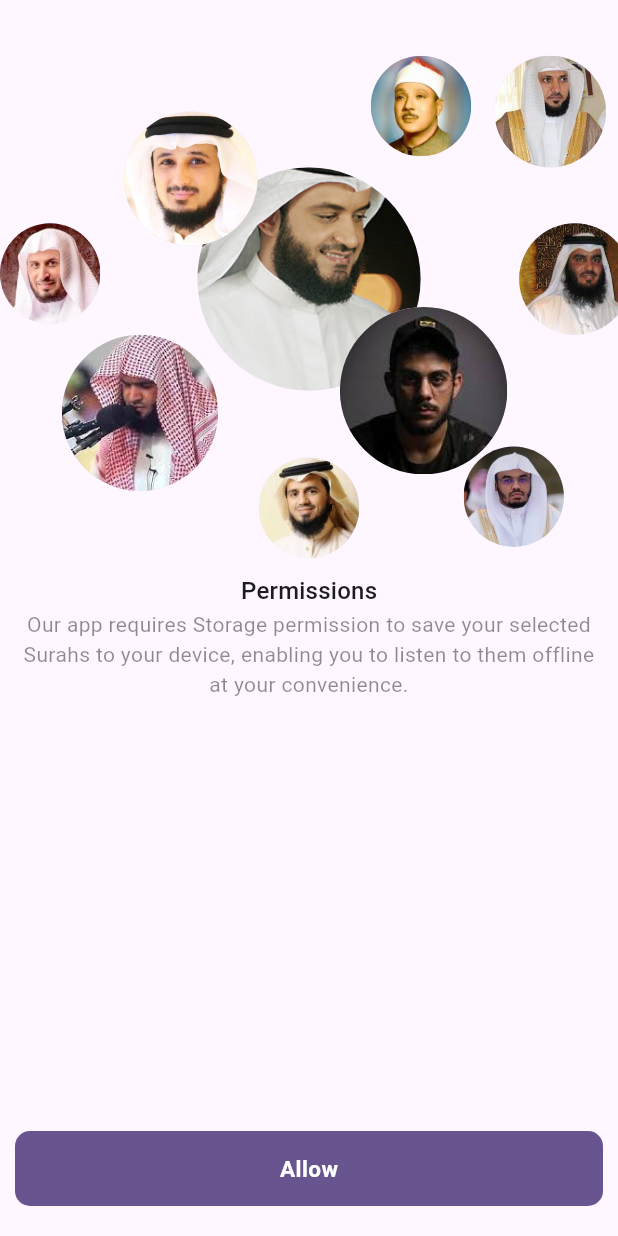
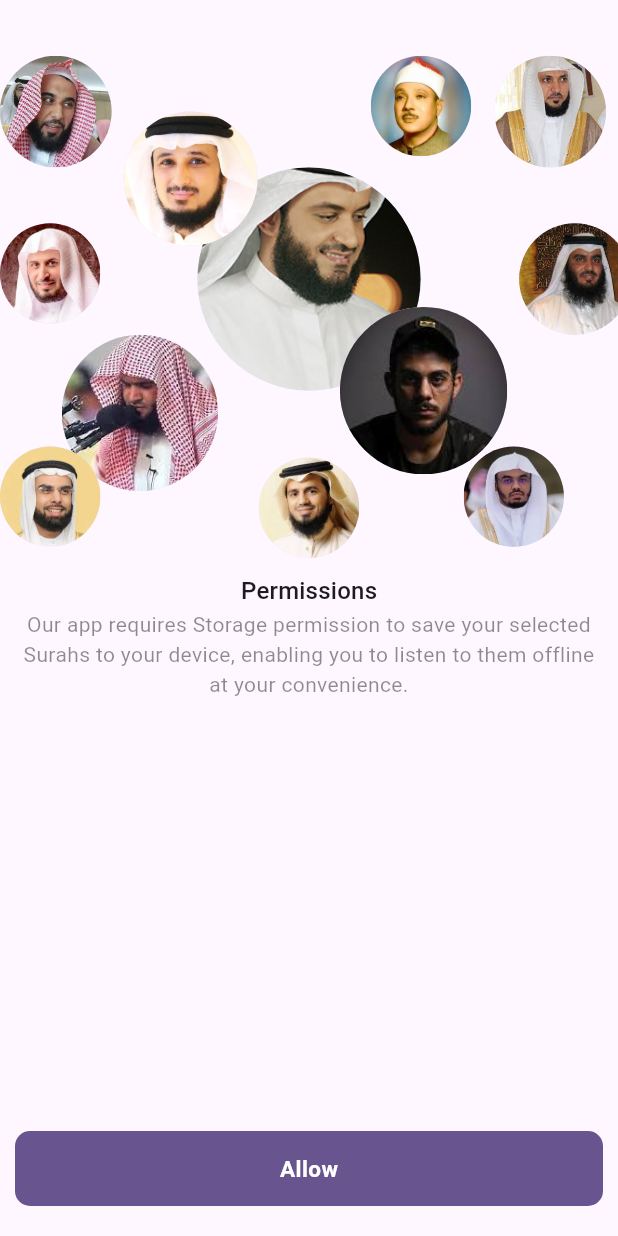
Before and after one commit to G705-Ghilan/hear_quran_app, a Flutter app: the PermissionsPage screen opened by its route, on a phone screen of 412 x 824 dp. Run offline on Flutter 3.47's test engine with Material 2 defaults, Android fonts, the phone set to English and light mode, and no system bars; our stand-ins replace audio_video_progress_bar, bloc, custom_sliding_segmented_control, equatable, flutter_bloc, flutter_native_splash and 8 more; missing offline and left inert: audio_session, just_audio_platform_interface, miniplayer; accounts and stored records are empty; statements that could not run were skipped.

```diff
--- a/lib/features/general/permissions/permissions_page.dart
+++ b/lib/features/general/permissions/permissions_page.dart
@@ -69,6 +69,16 @@ class PermissionsPage extends StatelessWidget {
                       left: w * 0.75,
                       top: h * 0.8,
                       child: image("9.jpg", s * 0.09),
+                    ),
+                    Positioned(
+                      left: w * 0.0,
+                      top: h * 0.8,
+                      child: image("12.jpg", s * 0.09),
+                    ),
+                    Positioned(
+                      left: w * 0.0,
+                      top: h * 0.1,
+                      child: image("13.jpg", s * 0.1),
                     ),
                   ],
                 );
```
Also changed, not shown: assets/quran/reciters.json (+41 -0 lines), lib/features/quran_player/presentation/cubit/quran_player_cubit.dart (+1 -10 lines), packages/just_audio/lib/just_audio.dart (+12 -7 lines), assets/images/reciters/11.jpg (added), assets/images/reciters/12.jpg (added), assets/images/reciters/13.jpg (added), assets/images/reciters/14.jpg (added), assets/images/reciters/15.jpg (added).
